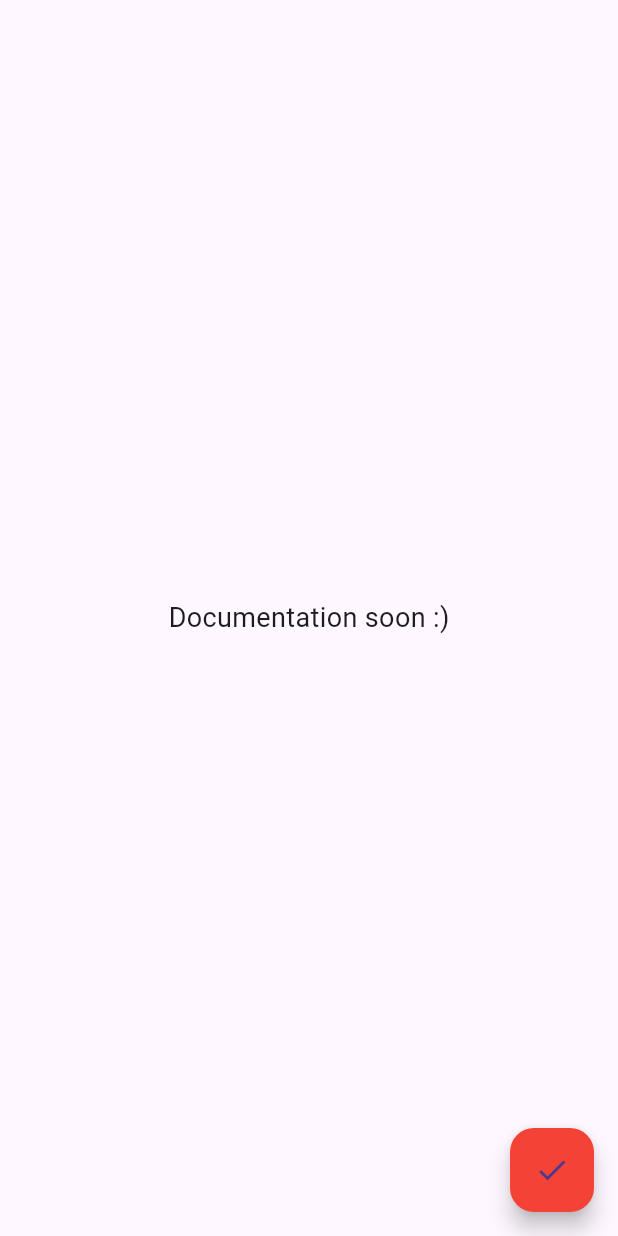
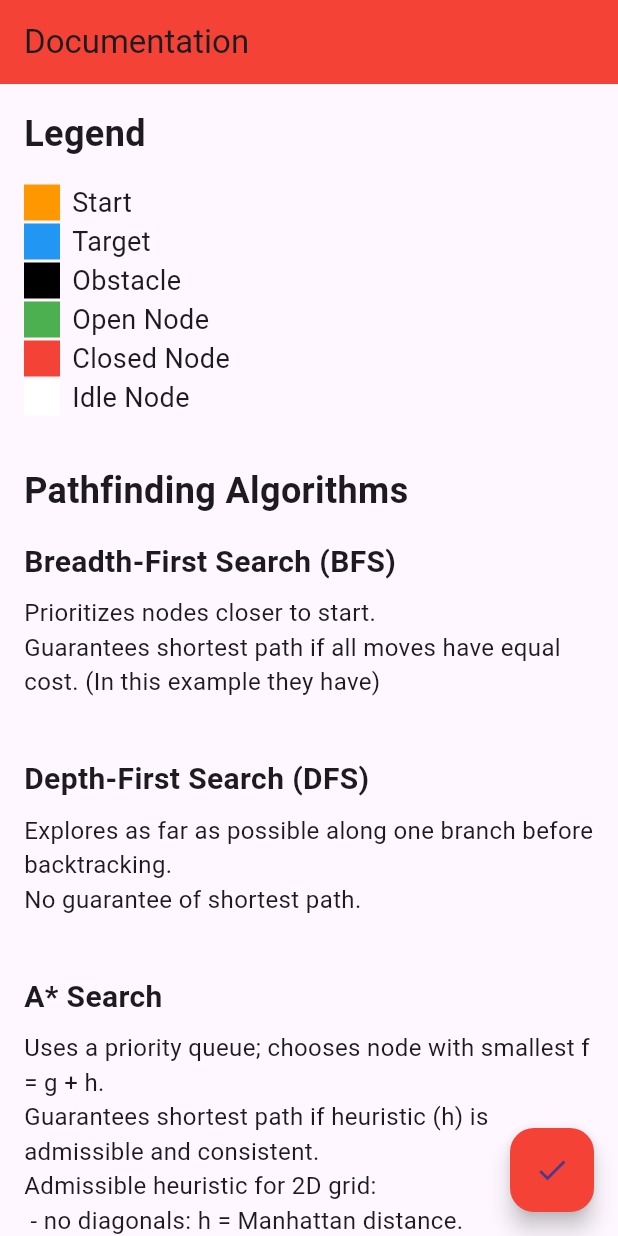
Before and after one commit to MikulasBar/pathfinding, a Flutter app: the screen it shows after launch, on a phone screen of 412 x 824 dp. Run offline on Flutter 3.47's test engine with Material 3 defaults, Android fonts, the phone set to English and light mode, and no system bars; our stand-ins replace auto_route; missing offline and left inert: gridfind.

Commit message:
feat: documentation screen

```diff
--- a/lib/node.dart
+++ b/lib/node.dart
@@ -6,14 +6,18 @@ enum Node {
   idle,
   obstacle,
   start,
-  target;
+  target,
+  open,
+  closed;
 
   Color toColor() {
     return switch (this) {
       idle => Colors.white,
       obstacle => Colors.black,
       start => Colors.orange,
-      target => Colors.blue[600]!,
+      target => Colors.blue,
+      open => Colors.green,
+      closed => Colors.red,
     };
   }
 }
--- a/lib/screens/doc_screen/doc_screen.dart
+++ b/lib/screens/doc_screen/doc_screen.dart
@@ -1,6 +1,9 @@
 import 'package:auto_route/auto_route.dart';
 import 'package:flutter/material.dart';
 import 'package:path_finding/app/router.gr.dart';
+
+import 'widgets/algorithm_info.dart';
+import 'widgets/legend_item.dart';
 
 @RoutePage()
 class DocScreen extends StatelessWidget {
@@ -9,15 +12,74 @@ class DocScreen extends StatelessWidget {
   @override
   Widget build(BuildContext context) {
     return Scaffold(
-      body: const Center(
-        child: Text('Documentation soon :)', style: TextStyle(fontSize: 18),),
+      appBar: AppBar(
+        title: const Text('Documentation'),
+        backgroundColor: Colors.red,
+      ),
+      body: const SingleChildScrollView(
+        padding: EdgeInsets.all(16.0),
+        child: Column(
+          crossAxisAlignment: CrossAxisAlignment.start,
+          children: [
+            Text(
+              'Legend',
+              style: TextStyle(fontSize: 24, fontWeight: FontWeight.bold),
+            ),
+            SizedBox(height: 16.0),
+            LegendItem(Colors.orange, 'Start'),
+            LegendItem(Colors.blue, 'Target'),
+            LegendItem(Colors.black, 'Obstacle'),
+            LegendItem(Colors.green, 'Open Node'),
+            LegendItem(Colors.red, 'Closed Node'),
+            LegendItem(Colors.white, 'Idle Node'),
+            SizedBox(height: 32.0),
+            Text(
+              'Pathfinding Algorithms',
+              style: TextStyle(fontSize: 24, fontWeight: FontWeight.bold),
+            ),
+            SizedBox(height: 16.0),
+            AlgorithmInfo(bfsTitle, bfsDesc),
+            AlgorithmInfo(dfsTitle, dfsDesc),
+            AlgorithmInfo(astarTitle, astarDesc),
+            AlgorithmInfo(dijkstraTitle, dijkstraDesc),
+          ],
+        ),
       ),
       floatingActionButton: FloatingActionButton(
         backgroundColor: Colors.red,
         child: const Icon(Icons.check),
-        onPressed: () => context.router.push(const ConfigRoute())
+        onPressed: () => context.router.push(const ConfigRoute()),
       ),
       floatingActionButtonLocation: FloatingActionButtonLocation.endFloat,
     );
   }
 }
+
+
+const bfsTitle = 'Breadth-First Search (BFS)';
+const bfsDesc = '''
+Prioritizes nodes closer to start.
+Guarantees shortest path if all moves have equal cost. (In this example they have)
+''';
+
+const dfsTitle = 'Depth-First Search (DFS)';
+const dfsDesc = '''
+Explores as far as possible along one branch before backtracking.
+No guarantee of shortest path.
+''';
+
+const astarTitle = 'A* Search';
+const astarDesc = '''
+Uses a priority queue; chooses node with smallest f = g + h.
+Guarantees shortest path if heuristic (h) is admissible and consistent.
+Admissible heuristic for 2D grid:
+ - no diagonals: h = Manhattan distance.
+ - diagonals: h = Chebyshev distance.
+''';
+
+const dijkstraTitle = 'Dijkstra\'s Algorithm';
+const dijkstraDesc = '''
+It's special case of A*.
+Uses a priority queue; picks the node with the smallest cost so-far.
+Guarantees shortest path for all nodes.
+''';
--- /dev/null
+++ b/lib/screens/doc_screen/widgets/algorithm_info.dart
@@ -0,0 +1,31 @@
+
+import 'package:flutter/material.dart';
+
+class AlgorithmInfo extends StatelessWidget {
+  final String title;
+  final String description;
+
+  const AlgorithmInfo(
+    this.title,
+    this.description,
+    {super.key}
+  );
+
+  @override
+  Widget build(BuildContext context) {
+    return Padding(
+      padding: const EdgeInsets.only(bottom: 16.0),
+      child: Column(
+        crossAxisAlignment: CrossAxisAlignment.start,
+        children: [
+          Text(
+            title,
+            style: const TextStyle(fontSize: 20, fontWeight: FontWeight.bold),
+          ),
+          const SizedBox(height: 8.0),
+          Text(description, style: const TextStyle(fontSize: 16)),
+        ],
+      ),
+    );
+  }
+}
--- /dev/null
+++ b/lib/screens/doc_screen/widgets/legend_item.dart
@@ -0,0 +1,28 @@
+
+import 'package:flutter/material.dart';
+
+class LegendItem extends StatelessWidget {
+  final Color color;
+  final String label;
+
+  const LegendItem(
+    this.color,
+    this.label,
+    {super.key}
+  );
+
+  @override
+  Widget build(BuildContext context) {
+    return Row(
+      children: [
+        Container(
+          width: 24,
+          height: 24,
+          color: color,
+        ),
+        const SizedBox(width: 8.0),
+        Text(label, style: const TextStyle(fontSize: 18)),
+      ],
+    );
+  }
+}
--- a/lib/screens/stats_screen/stats_screen.dart
+++ b/lib/screens/stats_screen/stats_screen.dart
@@ -23,18 +23,19 @@ class StatsScreen extends StatefulWidget {
 }
 
 class _StatsScreenState extends State<StatsScreen> {
+  late final List<List<Node>> grid;
   late Future<List<(List<Point>?, Duration, String)>> tasks;
 
   @override
   void initState() {
     super.initState();
 
-    final grid = setupGrid(widget.grid);
-    tasks = initAsyncTasks(grid);
+    grid = setupGrid(widget.grid);
+    tasks = initAsyncTasks();
   }
 
-  Future<List<(List<Point>?, Duration, String)>> initAsyncTasks(List<List<Node>> grid) {
-    final tasks = initStates(widget.start, widget.target, grid)
+  Future<List<(List<Point>?, Duration, String)>> initAsyncTasks() {
+    final tasks = initStates()
       .map((s) => solveStateAsync(s.$1, s.$2, s.$3))
       .toList();
 
@@ -50,11 +51,10 @@ class _StatsScreenState extends State<StatsScreen> {
     return (res.$1, res.$2, name);
   }
 
-  List<(PathFindingState, PathFindingStrategy, String)> initStates(
-    Point start,
-    Point target,
-    List<List<Node>> grid
-  ) {
+  List<(PathFindingState, PathFindingStrategy, String)> initStates() {
+    final start = widget.start;
+    final target = widget.target;
+
     return [
       (BFSState.init(start, target, grid), BFS(), 'BFS'),
     ];
@@ -80,7 +80,7 @@ class _StatsScreenState extends State<StatsScreen> {
           final count = results.length;
           final isDoable = results[0].$1 != null;
           final pathLen = results.firstWhere((x) => x.$1 != null).$1?.length;
-
+          // TODO: Since not every algorithm will spit out best path we must change this stats
           return Column(
             children: [
               OverallStats(isDoable: isDoable, pathLen: pathLen),
--- a/lib/screens/stats_screen/widgets/task_stats.dart
+++ b/lib/screens/stats_screen/widgets/task_stats.dart
@@ -1,11 +1,10 @@
 import 'package:flutter/material.dart';
-import 'package:gridfind/point.dart';
 
 class TaskStats extends StatelessWidget {
   final Duration duration;
   final String name;
 
-  TaskStats({
+  const TaskStats({
     super.key,
     required this.duration,
     required this.name,
```
